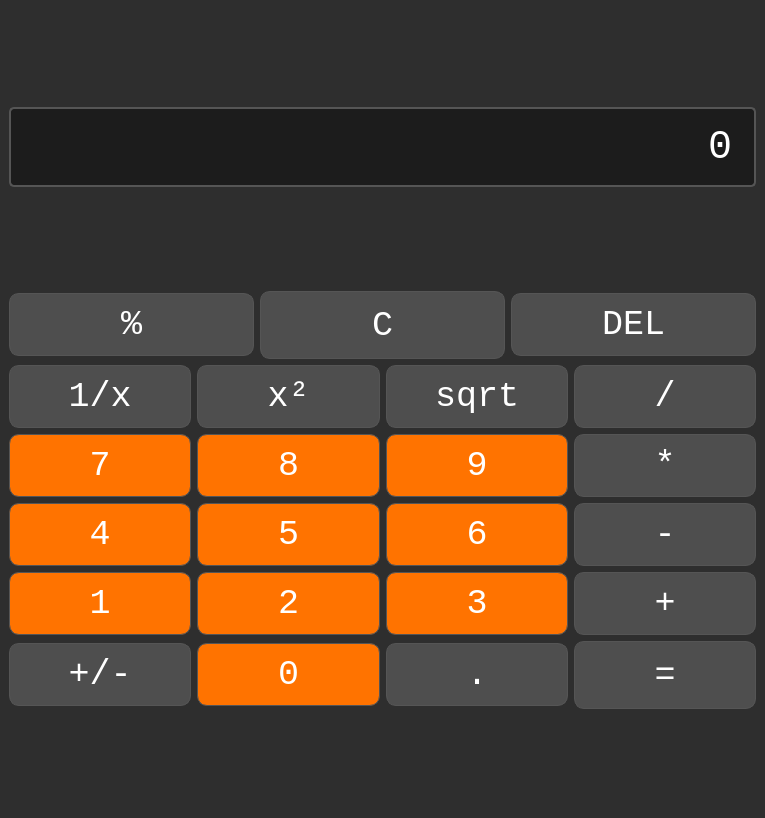
This is Engineering calculator/UI_files/calc.ui in Ilonczai-Andras/Mernoki-szamologep-szakdolgozat as Qt 5 draws it before an edit. The edited form follows.
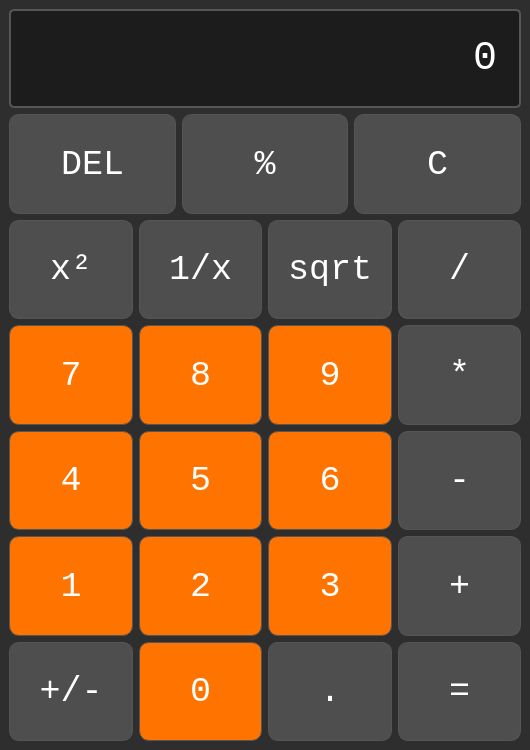
This is the edited form.

Patch:
```diff
--- a/Engineering calculator/UI_files/calc.ui
+++ b/Engineering calculator/UI_files/calc.ui
@@ -6,8 +6,8 @@
    <rect>
     <x>0</x>
     <y>0</y>
-    <width>765</width>
-    <height>818</height>
+    <width>530</width>
+    <height>750</height>
    </rect>
   </property>
   <property name="sizePolicy">
@@ -16,12 +16,6 @@
     <verstretch>0</verstretch>
    </sizepolicy>
   </property>
-  <property name="minimumSize">
-   <size>
-    <width>0</width>
-    <height>0</height>
-   </size>
-  </property>
   <property name="windowTitle">
    <string>MainWindow</string>
   </property>
@@ -31,6 +25,12 @@
             }</string>
   </property>
   <widget class="QWidget" name="centralwidget">
+   <property name="sizePolicy">
+    <sizepolicy hsizetype="Expanding" vsizetype="Expanding">
+     <horstretch>0</horstretch>
+     <verstretch>0</verstretch>
+    </sizepolicy>
+   </property>
    <property name="minimumSize">
     <size>
      <width>0</width>
@@ -46,38 +46,36 @@
    <property name="styleSheet">
     <string notr="true"/>
    </property>
-   <layout class="QVBoxLayout" name="verticalLayout_2">
+   <layout class="QVBoxLayout" name="verticalLayout_3">
     <item>
-     <widget class="QLabel" name="outputLabel">
-      <property name="enabled">
-       <bool>true</bool>
+     <layout class="QVBoxLayout" name="verticalLayout" stretch="0,0,0,0,0,0,0">
+      <property name="spacing">
+       <number>6</number>
       </property>
-      <property name="sizePolicy">
-       <sizepolicy hsizetype="Expanding" vsizetype="Fixed">
-        <horstretch>0</horstretch>
-        <verstretch>0</verstretch>
-       </sizepolicy>
+      <property name="sizeConstraint">
+       <enum>QLayout::SetNoConstraint</enum>
       </property>
-      <property name="minimumSize">
-       <size>
-        <width>747</width>
-        <height>80</height>
-       </size>
-      </property>
-      <property name="maximumSize">
-       <size>
-        <width>16777215</width>
-        <height>80</height>
-       </size>
-      </property>
-      <property name="font">
-       <font>
-        <family>Courier New</family>
-        <pointsize>-1</pointsize>
-       </font>
-      </property>
-      <property name="styleSheet">
-       <string notr="true">            QLabel#outputLabel {
+      <item>
+       <layout class="QVBoxLayout" name="verticalLayout_2">
+        <item>
+         <widget class="QLabel" name="outputLabel">
+          <property name="enabled">
+           <bool>true</bool>
+          </property>
+          <property name="sizePolicy">
+           <sizepolicy hsizetype="Expanding" vsizetype="Expanding">
+            <horstretch>0</horstretch>
+            <verstretch>0</verstretch>
+           </sizepolicy>
+          </property>
+          <property name="font">
+           <font>
+            <family>Courier New</family>
+            <pointsize>-1</pointsize>
+           </font>
+          </property>
+          <property name="styleSheet">
+           <string notr="true">            QLabel#outputLabel {
                 background-color: #1C1C1C;
                 font-size:40px;
                 font-family: 'Courier New', Courier, monospace; /* Monospaced font */
@@ -86,41 +84,70 @@
                 border-radius: 5px;
                 padding: 10px;
             }</string>
-      </property>
-      <property name="frameShape">
-       <enum>QFrame::Box</enum>
-      </property>
-      <property name="frameShadow">
-       <enum>QFrame::Raised</enum>
-      </property>
-      <property name="lineWidth">
-       <number>2</number>
-      </property>
-      <property name="text">
-       <string>0</string>
-      </property>
-      <property name="alignment">
-       <set>Qt::AlignRight|Qt::AlignTrailing|Qt::AlignVCenter</set>
-      </property>
-      <property name="margin">
-       <number>10</number>
-      </property>
-     </widget>
-    </item>
-    <item>
-     <layout class="QVBoxLayout" name="verticalLayout">
-      <property name="spacing">
-       <number>6</number>
-      </property>
+          </property>
+          <property name="frameShape">
+           <enum>QFrame::Box</enum>
+          </property>
+          <property name="frameShadow">
+           <enum>QFrame::Raised</enum>
+          </property>
+          <property name="lineWidth">
+           <number>2</number>
+          </property>
+          <property name="text">
+           <string>0</string>
+          </property>
+          <property name="alignment">
+           <set>Qt::AlignRight|Qt::AlignTrailing|Qt::AlignVCenter</set>
+          </property>
+          <property name="margin">
+           <number>10</number>
+          </property>
+         </widget>
+        </item>
+       </layout>
+      </item>
       <item>
        <layout class="QHBoxLayout" name="horizontalLayout_6">
+        <property name="sizeConstraint">
+         <enum>QLayout::SetNoConstraint</enum>
+        </property>
+        <item>
+         <widget class="QPushButton" name="deleteButton">
+          <property name="sizePolicy">
+           <sizepolicy hsizetype="Expanding" vsizetype="Expanding">
+            <horstretch>0</horstretch>
+            <verstretch>0</verstretch>
+           </sizepolicy>
+          </property>
+          <property name="font">
+           <font>
+            <family>Courier New</family>
+            <pointsize>26</pointsize>
+           </font>
+          </property>
+          <property name="styleSheet">
+           <string notr="true">            QPushButton {
+                background-color: #4E4E4E;
+                font-family: 'Courier New', Courier, monospace; /* Monospaced font */
+                color: #FFFFFF;
+                border: 1px solid #555555;
+                border-radius: 10px;
+                padding: 10px;
+            }</string>
+          </property>
+          <property name="text">
+           <string>DEL</string>
+          </property>
+         </widget>
+        </item>
         <item>
          <widget class="QPushButton" name="percentageButton">
-          <property name="minimumSize">
-           <size>
-            <width>181</width>
-            <height>0</height>
-           </size>
+          <property name="sizePolicy">
+           <sizepolicy hsizetype="Expanding" vsizetype="Expanding">
+            <horstretch>0</horstretch>
+            <verstretch>0</verstretch>
+           </sizepolicy>
           </property>
           <property name="font">
            <font>
@@ -145,11 +172,11 @@
         </item>
         <item>
          <widget class="QPushButton" name="clearButton">
-          <property name="minimumSize">
-           <size>
-            <width>181</width>
-            <height>68</height>
-           </size>
+          <property name="sizePolicy">
+           <sizepolicy hsizetype="Expanding" vsizetype="Expanding">
+            <horstretch>0</horstretch>
+            <verstretch>0</verstretch>
+           </sizepolicy>
           </property>
           <property name="font">
            <font>
@@ -172,75 +199,20 @@
           </property>
          </widget>
         </item>
-        <item>
-         <widget class="QPushButton" name="deleteButton">
-          <property name="minimumSize">
-           <size>
-            <width>181</width>
-            <height>0</height>
-           </size>
-          </property>
-          <property name="font">
-           <font>
-            <family>Courier New</family>
-            <pointsize>26</pointsize>
-           </font>
-          </property>
-          <property name="styleSheet">
-           <string notr="true">            QPushButton {
-                background-color: #4E4E4E;
-                font-family: 'Courier New', Courier, monospace; /* Monospaced font */
-                color: #FFFFFF;
-                border: 1px solid #555555;
-                border-radius: 10px;
-                padding: 10px;
-            }</string>
-          </property>
-          <property name="text">
-           <string>DEL</string>
-          </property>
-         </widget>
-        </item>
        </layout>
       </item>
       <item>
        <layout class="QHBoxLayout" name="horizontalLayout_5">
-        <item>
-         <widget class="QPushButton" name="onePerXButton">
-          <property name="minimumSize">
-           <size>
-            <width>181</width>
-            <height>0</height>
-           </size>
-          </property>
-          <property name="font">
-           <font>
-            <family>Courier New</family>
-            <pointsize>26</pointsize>
-           </font>
-          </property>
-          <property name="styleSheet">
-           <string notr="true">            QPushButton {
-                background-color: #4E4E4E;
-                font-family: 'Courier New', Courier, monospace; /* Monospaced font */
-                color: #FFFFFF;
-                border: 1px solid #555555;
-                border-radius: 10px;
-                padding: 10px;
-            }</string>
-          </property>
-          <property name="text">
-           <string>1/x</string>
-          </property>
-         </widget>
-        </item>
+        <property name="sizeConstraint">
+         <enum>QLayout::SetNoConstraint</enum>
+        </property>
         <item>
          <widget class="QPushButton" name="quadratButton">
-          <property name="minimumSize">
-           <size>
-            <width>182</width>
-            <height>0</height>
-           </size>
+          <property name="sizePolicy">
+           <sizepolicy hsizetype="Expanding" vsizetype="Expanding">
+            <horstretch>0</horstretch>
+            <verstretch>0</verstretch>
+           </sizepolicy>
           </property>
           <property name="font">
            <font>
@@ -263,13 +235,42 @@
           </property>
          </widget>
         </item>
+        <item>
+         <widget class="QPushButton" name="onePerXButton">
+          <property name="sizePolicy">
+           <sizepolicy hsizetype="Expanding" vsizetype="Expanding">
+            <horstretch>0</horstretch>
+            <verstretch>0</verstretch>
+           </sizepolicy>
+          </property>
+          <property name="font">
+           <font>
+            <family>Courier New</family>
+            <pointsize>26</pointsize>
+           </font>
+          </property>
+          <property name="styleSheet">
+           <string notr="true">            QPushButton {
+                background-color: #4E4E4E;
+                font-family: 'Courier New', Courier, monospace; /* Monospaced font */
+                color: #FFFFFF;
+                border: 1px solid #555555;
+                border-radius: 10px;
+                padding: 10px;
+            }</string>
+          </property>
+          <property name="text">
+           <string>1/x</string>
+          </property>
+         </widget>
+        </item>
         <item>
          <widget class="QPushButton" name="sqrtButton">
-          <property name="minimumSize">
-           <size>
-            <width>181</width>
-            <height>0</height>
-           </size>
+          <property name="sizePolicy">
+           <sizepolicy hsizetype="Expanding" vsizetype="Expanding">
+            <horstretch>0</horstretch>
+            <verstretch>0</verstretch>
+           </sizepolicy>
           </property>
           <property name="font">
            <font>
@@ -294,6 +295,12 @@
         </item>
         <item>
          <widget class="QPushButton" name="divideButton">
+          <property name="sizePolicy">
+           <sizepolicy hsizetype="Expanding" vsizetype="Expanding">
+            <horstretch>0</horstretch>
+            <verstretch>0</verstretch>
+           </sizepolicy>
+          </property>
           <property name="font">
            <font>
             <family>Courier New</family>
@@ -319,13 +326,16 @@
       </item>
       <item>
        <layout class="QHBoxLayout" name="horizontalLayout_4">
+        <property name="sizeConstraint">
+         <enum>QLayout::SetNoConstraint</enum>
+        </property>
         <item>
          <widget class="QPushButton" name="Button_7">
-          <property name="minimumSize">
-           <size>
-            <width>181</width>
-            <height>0</height>
-           </size>
+          <property name="sizePolicy">
+           <sizepolicy hsizetype="Expanding" vsizetype="Expanding">
+            <horstretch>0</horstretch>
+            <verstretch>0</verstretch>
+           </sizepolicy>
           </property>
           <property name="font">
            <font>
@@ -351,11 +361,11 @@
         </item>
         <item>
          <widget class="QPushButton" name="Button_8">
-          <property name="minimumSize">
-           <size>
-            <width>182</width>
-            <height>0</height>
-           </size>
+          <property name="sizePolicy">
+           <sizepolicy hsizetype="Expanding" vsizetype="Expanding">
+            <horstretch>0</horstretch>
+            <verstretch>0</verstretch>
+           </sizepolicy>
           </property>
           <property name="font">
            <font>
@@ -381,11 +391,11 @@
         </item>
         <item>
          <widget class="QPushButton" name="Button_9">
-          <property name="minimumSize">
-           <size>
-            <width>181</width>
-            <height>0</height>
-           </size>
+          <property name="sizePolicy">
+           <sizepolicy hsizetype="Expanding" vsizetype="Expanding">
+            <horstretch>0</horstretch>
+            <verstretch>0</verstretch>
+           </sizepolicy>
           </property>
           <property name="font">
            <font>
@@ -411,6 +421,12 @@
         </item>
         <item>
          <widget class="QPushButton" name="multiplyButton">
+          <property name="sizePolicy">
+           <sizepolicy hsizetype="Expanding" vsizetype="Expanding">
+            <horstretch>0</horstretch>
+            <verstretch>0</verstretch>
+           </sizepolicy>
+          </property>
           <property name="font">
            <font>
             <family>Courier New</family>
@@ -436,13 +452,16 @@
       </item>
       <item>
        <layout class="QHBoxLayout" name="horizontalLayout_3">
+        <property name="sizeConstraint">
+         <enum>QLayout::SetNoConstraint</enum>
+        </property>
         <item>
          <widget class="QPushButton" name="Button_4">
-          <property name="minimumSize">
-           <size>
-            <width>181</width>
-            <height>0</height>
-           </size>
+          <property name="sizePolicy">
+           <sizepolicy hsizetype="Expanding" vsizetype="Expanding">
+            <horstretch>0</horstretch>
+            <verstretch>0</verstretch>
+           </sizepolicy>
           </property>
           <property name="font">
            <font>
@@ -468,11 +487,11 @@
         </item>
         <item>
          <widget class="QPushButton" name="Button_5">
-          <property name="minimumSize">
-           <size>
-            <width>182</width>
-            <height>0</height>
-           </size>
+          <property name="sizePolicy">
+           <sizepolicy hsizetype="Expanding" vsizetype="Expanding">
+            <horstretch>0</horstretch>
+            <verstretch>0</verstretch>
+           </sizepolicy>
           </property>
           <property name="font">
            <font>
@@ -498,11 +517,11 @@
         </item>
         <item>
          <widget class="QPushButton" name="Button_6">
-          <property name="minimumSize">
-           <size>
-            <width>181</width>
-            <height>0</height>
-           </size>
+          <property name="sizePolicy">
+           <sizepolicy hsizetype="Expanding" vsizetype="Expanding">
+            <horstretch>0</horstretch>
+            <verstretch>0</verstretch>
+           </sizepolicy>
           </property>
           <property name="font">
            <font>
@@ -528,6 +547,12 @@
         </item>
         <item>
          <widget class="QPushButton" name="minusButton">
+          <property name="sizePolicy">
+           <sizepolicy hsizetype="Expanding" vsizetype="Expanding">
+            <horstretch>0</horstretch>
+            <verstretch>0</verstretch>
+           </sizepolicy>
+          </property>
           <property name="font">
            <font>
             <family>Courier New</family>
@@ -553,13 +578,16 @@
       </item>
       <item>
        <layout class="QHBoxLayout" name="horizontalLayout_2">
+        <property name="sizeConstraint">
+         <enum>QLayout::SetNoConstraint</enum>
+        </property>
         <item>
          <widget class="QPushButton" name="Button_1">
-          <property name="minimumSize">
-           <size>
-            <width>181</width>
-            <height>0</height>
-           </size>
+          <property name="sizePolicy">
+           <sizepolicy hsizetype="Expanding" vsizetype="Expanding">
+            <horstretch>0</horstretch>
+            <verstretch>0</verstretch>
+           </sizepolicy>
           </property>
           <property name="font">
            <font>
@@ -585,11 +613,11 @@
         </item>
         <item>
          <widget class="QPushButton" name="Button_2">
-          <property name="minimumSize">
-           <size>
-            <width>182</width>
-            <height>0</height>
-           </size>
+          <property name="sizePolicy">
+           <sizepolicy hsizetype="Expanding" vsizetype="Expanding">
+            <horstretch>0</horstretch>
+            <verstretch>0</verstretch>
+           </sizepolicy>
           </property>
           <property name="font">
            <font>
@@ -615,11 +643,11 @@
         </item>
         <item>
          <widget class="QPushButton" name="Button_3">
-          <property name="minimumSize">
-           <size>
-            <width>181</width>
-            <height>0</height>
-           </size>
+          <property name="sizePolicy">
+           <sizepolicy hsizetype="Expanding" vsizetype="Expanding">
+            <horstretch>0</horstretch>
+            <verstretch>0</verstretch>
+           </sizepolicy>
           </property>
           <property name="font">
            <font>
@@ -645,6 +673,12 @@
         </item>
         <item>
          <widget class="QPushButton" name="plusButton">
+          <property name="sizePolicy">
+           <sizepolicy hsizetype="Expanding" vsizetype="Expanding">
+            <horstretch>0</horstretch>
+            <verstretch>0</verstretch>
+           </sizepolicy>
+          </property>
           <property name="font">
            <font>
             <family>Courier New</family>
@@ -669,14 +703,17 @@
        </layout>
       </item>
       <item>
-       <layout class="QHBoxLayout" name="horizontalLayout">
+       <layout class="QHBoxLayout" name="horizontalLayout" stretch="0,0,0,0">
+        <property name="sizeConstraint">
+         <enum>QLayout::SetNoConstraint</enum>
+        </property>
         <item>
          <widget class="QPushButton" name="plusMinusButton">
-          <property name="minimumSize">
-           <size>
-            <width>181</width>
-            <height>0</height>
-           </size>
+          <property name="sizePolicy">
+           <sizepolicy hsizetype="Expanding" vsizetype="Expanding">
+            <horstretch>0</horstretch>
+            <verstretch>0</verstretch>
+           </sizepolicy>
           </property>
           <property name="font">
            <font>
@@ -701,11 +738,11 @@
         </item>
         <item>
          <widget class="QPushButton" name="zeroButton">
-          <property name="minimumSize">
-           <size>
-            <width>182</width>
-            <height>0</height>
-           </size>
+          <property name="sizePolicy">
+           <sizepolicy hsizetype="Expanding" vsizetype="Expanding">
+            <horstretch>0</horstretch>
+            <verstretch>0</verstretch>
+           </sizepolicy>
           </property>
           <property name="font">
            <font>
@@ -731,11 +768,11 @@
         </item>
         <item>
          <widget class="QPushButton" name="decimalPointButton">
-          <property name="minimumSize">
-           <size>
-            <width>181</width>
-            <height>0</height>
-           </size>
+          <property name="sizePolicy">
+           <sizepolicy hsizetype="Expanding" vsizetype="Expanding">
+            <horstretch>0</horstretch>
+            <verstretch>0</verstretch>
+           </sizepolicy>
           </property>
           <property name="font">
            <font>
@@ -760,11 +797,11 @@
         </item>
         <item>
          <widget class="QPushButton" name="equalButton">
-          <property name="minimumSize">
-           <size>
-            <width>181</width>
-            <height>68</height>
-           </size>
+          <property name="sizePolicy">
+           <sizepolicy hsizetype="Expanding" vsizetype="Expanding">
+            <horstretch>0</horstretch>
+            <verstretch>0</verstretch>
+           </sizepolicy>
           </property>
           <property name="font">
            <font>
```
